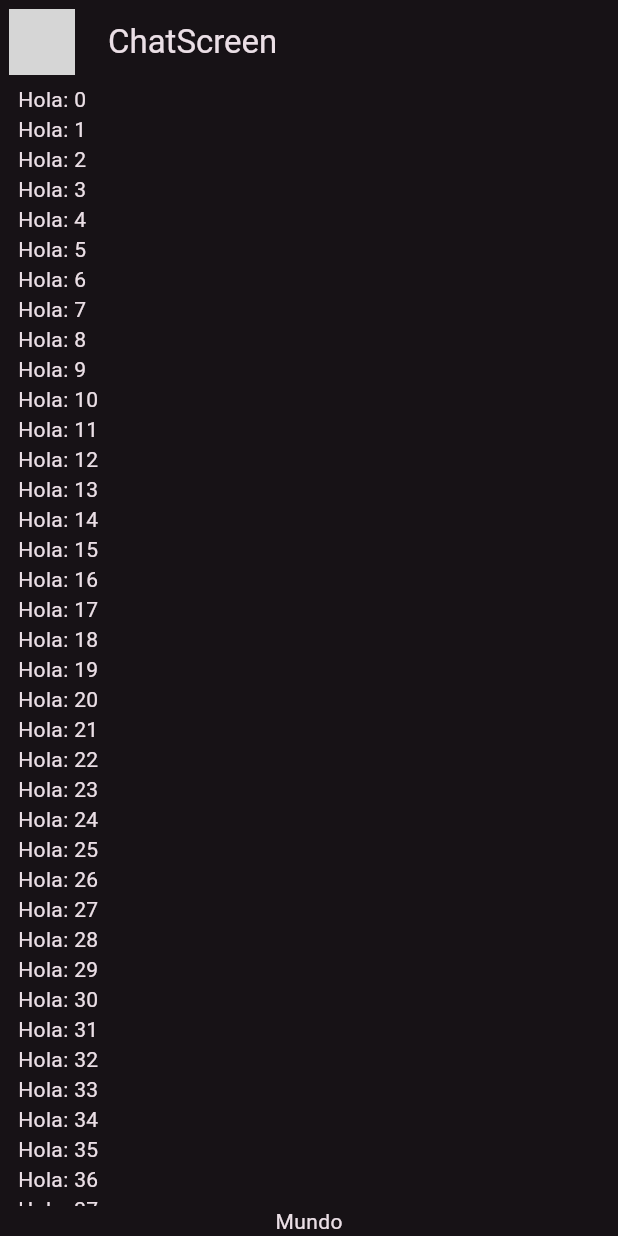
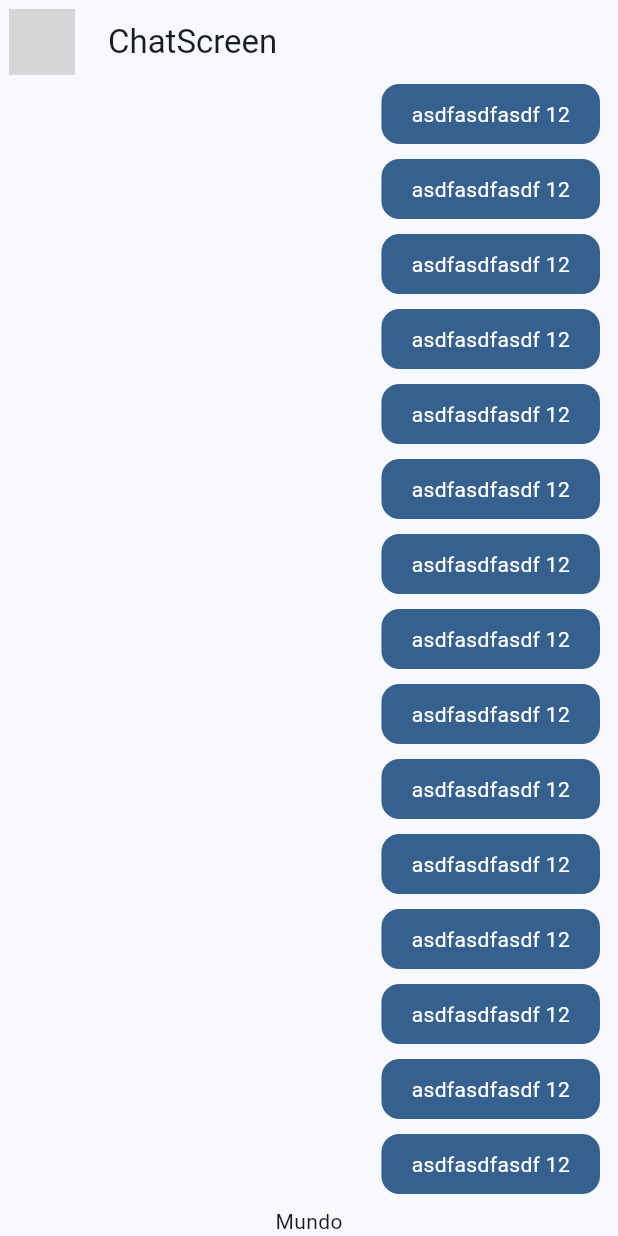
Before and after one commit to JalzDeLezZ/FLUTTER-YESNO-APP, a Flutter app: the screen it shows after launch, on a phone screen of 412 x 824 dp. Run offline on Flutter 3.47's test engine with Material 2 defaults, Android fonts, the phone set to English and light mode, and no system bars; network calls fail; grey boxes are pictures that could not be loaded.

Commit message:
[add] section - my messages 1

```diff
--- a/lib/config/theme/app_theme.dart
+++ b/lib/config/theme/app_theme.dart
@@ -2,12 +2,12 @@ import 'package:flutter/material.dart';
 
 const Color _customColor = Color.fromARGB(255, 0, 255, 208);
 
-const List<Color> _colorThemes = [
+List<Color> _colorThemes = [
   _customColor,
   Colors.blue,
   Colors.pink,
   Colors.purple,
-  Colors.lightBlue
+  Colors.lightBlue,
 ];
 
 class AppTheme {
@@ -20,7 +20,7 @@ class AppTheme {
     return ThemeData(
       useMaterial3: true,
       colorSchemeSeed: _colorThemes[selectedColor],
-      brightness: Brightness.dark
+      // brightness: Brightness.dark
     );
   }
 }
--- a/lib/main.dart
+++ b/lib/main.dart
@@ -1,6 +1,6 @@
 import 'package:flutter/material.dart';
 import 'package:yes_no_app/config/theme/app_theme.dart';
-import 'package:yes_no_app/presentation/chat/chat_screen.dart';
+import 'package:yes_no_app/presentation/screens/chat/chat_screen.dart';
 
 void main() => runApp(const MyApp());
 
@@ -11,9 +11,8 @@ class MyApp extends StatelessWidget {
   Widget build(BuildContext context) {
     return MaterialApp(
         debugShowCheckedModeBanner: false,
-        theme: AppTheme(selectedColor: 3).theme(),
+        theme: AppTheme(selectedColor: 1).theme(),
         title: 'Yes No App',
-        home: const ChatScreen()
-    );
+        home: const ChatScreen());
   }
 }
--- a/lib/presentation/chat/chat_screen.dart
+++ b/lib/presentation/screens/chat/chat_screen.dart
@@ -1,4 +1,5 @@
 import 'package:flutter/material.dart';
+import 'package:yes_no_app/presentation/widgets/chat/my_message_bubble.dart';
 
 class ChatScreen extends StatelessWidget {
   const ChatScreen({Key? key}) : super(key: key);
@@ -31,9 +32,9 @@ class _ChatView extends StatelessWidget {
                 child: ListView.builder(
                     itemCount: 100,
                     itemBuilder: (context, index) {
-                      return Text('Hola: $index');
+                      return const MyMessageBubbleScreen();
                     })),
-            Text('Mundo'),
+            const Text('Mundo'),
           ],
         ),
       ),
--- /dev/null
+++ b/lib/presentation/widgets/chat/my_message_bubble.dart
@@ -0,0 +1,30 @@
+import 'package:flutter/material.dart';
+
+class MyMessageBubbleScreen extends StatelessWidget {
+  const MyMessageBubbleScreen({Key? key}) : super(key: key);
+
+  @override
+  Widget build(BuildContext context) {
+    final colors = Theme.of(context).colorScheme;
+
+    return Column(
+      crossAxisAlignment: CrossAxisAlignment.end,
+      children: [
+        Container(
+          decoration: BoxDecoration(
+            color: colors.primary,
+            borderRadius: BorderRadius.circular(12),
+          ),
+          child: const Padding(
+            padding: EdgeInsets.symmetric(horizontal: 20, vertical: 10),
+            child: Text(
+              'asdfasdfasdf 12',
+              style: TextStyle(color: Colors.white),
+            ),
+          ),
+        ),
+        const SizedBox(height: 10),
+      ],
+    );
+  }
+}
```
